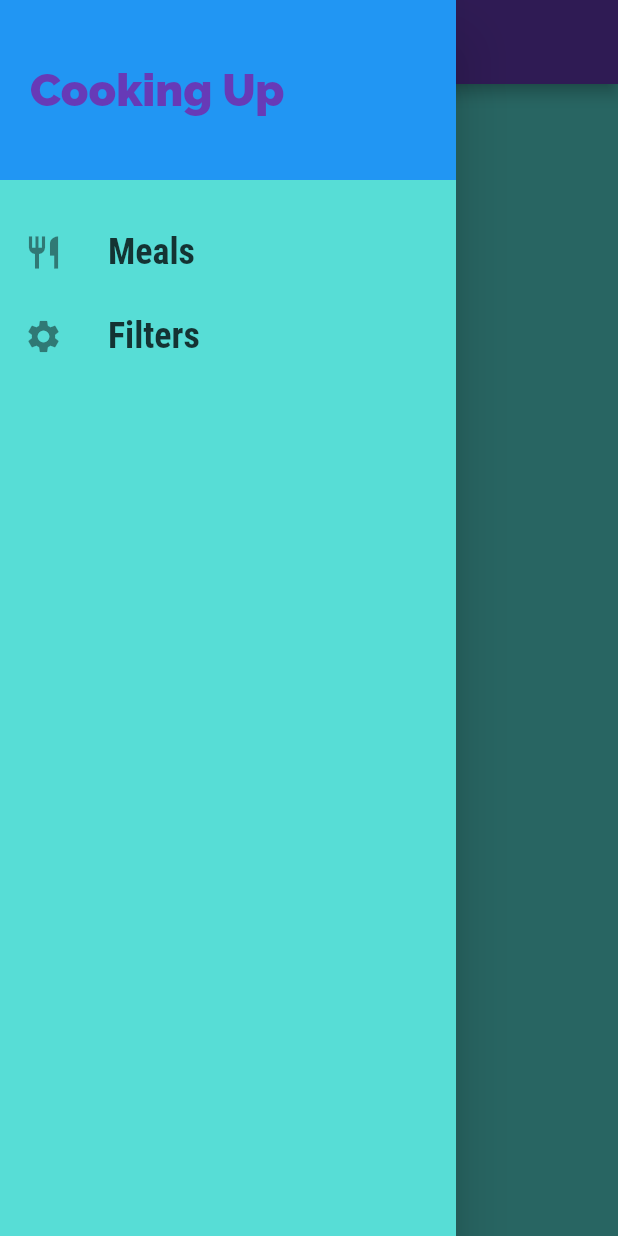
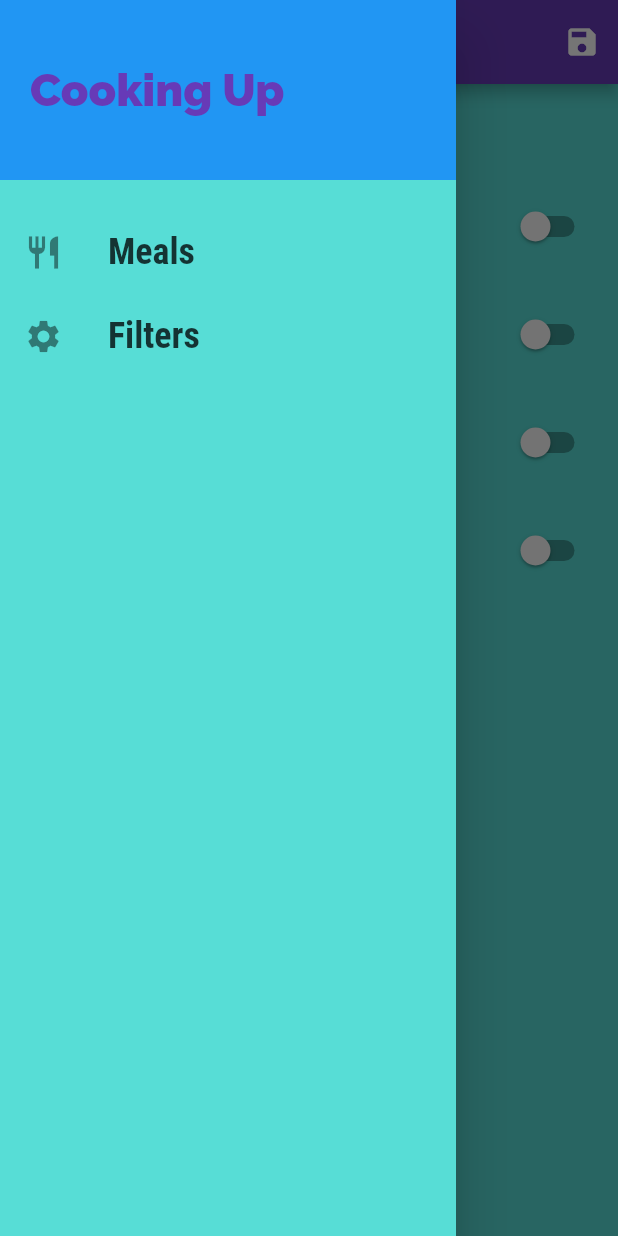
Before and after one commit to Bhautik-Bhalala/MEALS_APP, a Flutter app: the Filterss screen opened by its route, with the side drawer open, on a phone screen of 412 x 824 dp. Run offline on Flutter 3.47's test engine with Material 2 defaults, Android fonts, the phone set to English and light mode, and no system bars.

```diff
--- a/lib/Drawer.dart
+++ b/lib/Drawer.dart
@@ -1,9 +1,10 @@
 import 'package:flutter/material.dart';
+import 'package:meals_app/filters.dart';
 
 class Drawer1 extends StatelessWidget {
   const Drawer1({Key? key}) : super(key: key);
 
-  Widget buildTile(String title , IconData icon , String nav , BuildContext context){
+  Widget buildTile(String title , IconData icon , void Function() tapHandler){
     return  ListTile(
       leading: Icon(
         icon,
@@ -16,15 +17,15 @@ class Drawer1 extends StatelessWidget {
           fontWeight: FontWeight.bold,
         ),
       ),
-      onTap: (){
-        Navigator.of(context).pushReplacementNamed(nav);
-      },
+      onTap: tapHandler,
+        // Navigator.of(context).pushReplacementNamed(nav);
     );
   }
 
   @override
   Widget build(BuildContext context) {
-    return Column(
+    return Drawer(
+      child: Column(
         children: <Widget>[
           Container(
             height: 120,
@@ -44,9 +45,13 @@ class Drawer1 extends StatelessWidget {
           SizedBox(
             height: 20,
           ),
-        buildTile('Meals', Icons.restaurant ,'/',context),
-        buildTile('Filters', Icons.settings,'/filters',context)
+          buildTile('Meals', Icons.restaurant ,() {
+      Navigator.of(context).pushReplacementNamed('/');}),
+          buildTile('Filters', Icons.settings, () {
+            Navigator.of(context).pushReplacementNamed(Filterss.routeName);
+          })
         ],
+      ),
     );
   }
 }
--- a/lib/MealItem.dart
+++ b/lib/MealItem.dart
@@ -9,7 +9,7 @@ class MmealItem extends StatelessWidget {
   final int duration;
   final Affordability affordability;
   final Complexity complexity;
-  final Function removeitem;
+  // final Function removeitem;
 
   MmealItem(
       this.id,
@@ -18,7 +18,7 @@ class MmealItem extends StatelessWidget {
       this.duration,
       this.affordability,
       this.complexity,
-      this.removeitem
+      // this.removeitem
       );
 
   String get complexityText {
@@ -57,7 +57,7 @@ class MmealItem extends StatelessWidget {
       MealDetail.routename,
       arguments: id ).then((value) => {
         if (value != null){
-           removeitem(value),
+           // removeitem(value),
         }
     });
   }
--- a/lib/categorymealsscreen.dart
+++ b/lib/categorymealsscreen.dart
@@ -5,6 +5,10 @@ import 'mealmodal.dart';
 
 class CategoryMealsScreen extends StatefulWidget {
   static const routeName = "categories_meals";
+
+  final List<Meal> availableMeals;
+
+  CategoryMealsScreen(this.availableMeals);
 
   @override
   State<CategoryMealsScreen> createState() => _CategoryMealsScreenState();
@@ -29,7 +33,7 @@ class _CategoryMealsScreenState extends State<CategoryMealsScreen> {
       ModalRoute.of(context)?.settings.arguments as Map<String, String>;
       categoryTitle = routeArgs['title']!;
       final categoryId = routeArgs['id'];
-      displayMeals = DUMMY_MEALS.where((meal) {
+      displayMeals = widget.availableMeals.where((meal) {
         return meal.categories.contains(categoryId);
       }).toList();
       _loadedinitialData = true;
@@ -60,7 +64,7 @@ class _CategoryMealsScreenState extends State<CategoryMealsScreen> {
               displayMeals[idx].duration,
               displayMeals[idx].affordability,
               displayMeals[idx].complexity,
-              _removeMeal,
+              // _removeMeal,
             );
           },
           itemCount: displayMeals.length,
--- a/lib/filters.dart
+++ b/lib/filters.dart
@@ -1,21 +1,144 @@
 import 'package:flutter/material.dart';
-import 'package:meals_app/Drawer.dart';
 
-class Filterss extends StatelessWidget {
-  const Filterss({Key? key}) : super(key: key);
+import 'drawer.dart';
 
+class Filterss extends StatefulWidget {
   static const routeName = '/filters';
+
+  final Function saveFilters;
+  final Map<String, bool> currentFilters;
+
+  Filterss(this.currentFilters, this.saveFilters);
+
+  @override
+  _FilterssState createState() => _FilterssState();
+}
+
+class _FilterssState extends State<Filterss> {
+  bool _glutenFree = false;
+  bool _vegetarian = false;
+  bool _vegan = false;
+  bool _lactoseFree = false;
+
+  @override
+  initState() {
+    _glutenFree = widget.currentFilters['gluten']!;
+    _lactoseFree = widget.currentFilters['lactose']!;
+    _vegetarian = widget.currentFilters['vegetarian']!;
+    _vegan = widget.currentFilters['vegan']!;
+    super.initState();
+  }
+
+  Widget _buildSwitchListTile(
+      String title,
+      String description,
+      bool currentValue,
+      Function(bool) updateValue,
+      ) {
+    return SwitchListTile(
+      title: Text(title),
+      value: currentValue,
+      subtitle: Text(
+        description,
+      ),
+      onChanged: updateValue,
+    );
+  }
+
+  void checkupdate(bool? check , cat){
+
+    setState(() {
+      cat = check;
+    });
+  }
+
 
   @override
   Widget build(BuildContext context) {
     return Scaffold(
       appBar: AppBar(
         title: Text('Your Filters'),
+        actions: <Widget>[
+          IconButton(
+            icon: Icon(Icons.save),
+            onPressed: () {
+              final selectedFilters = {
+                'gluten': _glutenFree,
+                'lactose': _lactoseFree,
+                'vegan': _vegan,
+                'vegetarian': _vegetarian,
+              };
+              // widget.saveFilters(selectedFilters);
+            },
+          )
+        ],
       ),
-      drawer: Drawer(
-        child: Drawer1(),
+      drawer: Drawer1(),
+      body: Column(
+        children: <Widget>[
+          Container(
+            padding: EdgeInsets.all(20),
+            child: Text(
+              'Adjust your meal selection.',
+              style: Theme.of(context).textTheme.titleMedium,
+            ),
+          ),
+          Expanded(
+            child: ListView(
+              children: <Widget>[
+                _buildSwitchListTile(
+                  'Gluten-free',
+                  'Only include gluten-free meals.',
+                  _glutenFree,
+                      (newValue) {
+                    setState(
+                          () {
+                        _glutenFree = newValue;
+                      },
+                    );
+                  },
+                ),
+                _buildSwitchListTile(
+                  'Lactose-free',
+                  'Only include lactose-free meals.',
+                  _lactoseFree,
+                      (newValue) {
+                    setState(
+                          () {
+                        _lactoseFree = newValue;
+                      },
+                    );
+                  },
+                ),
+                _buildSwitchListTile(
+                  'Vegetarian',
+                  'Only include vegetarian meals.',
+                  _vegetarian,
+                      (newValue) {
+                    setState(
+                          () {
+                        _vegetarian = newValue;
+                      },
+                    );
+                  },
+                ),
+                _buildSwitchListTile(
+                  'Vegan',
+                  'Only include vegan meals.',
+                  _vegan,
+                      (newValue) {
+                    setState(
+                          () {
+                        _vegan = newValue;
+                      },
+                    );
+                  },
+                )
+              ],
+            ),
+          ),
+        ],
       ),
-      body: Container(),
     );
   }
 }
--- a/lib/main.dart
+++ b/lib/main.dart
@@ -4,13 +4,72 @@ import 'package:meals_app/filters.dart';
 import 'package:meals_app/mesls_details.dart';
 import 'package:meals_app/tabs.dart';
 import 'categorymealsscreen.dart';
+import 'mealmodal.dart';
+import 'dummy.dart';
 
 void main() {
-  runApp(const MyApp());
+  runApp( MyApp());
 }
 
-class MyApp extends StatelessWidget {
-  const MyApp({Key? key}) : super(key: key);
+class MyApp extends StatefulWidget {
+  @override
+  State<MyApp> createState() => _MyAppState();
+}
+
+class _MyAppState extends State<MyApp> {
+  // const MyApp({Key? key}) : super(key: key);
+  Map<String, bool> _filters = {
+    'gluten': false,
+    'lactose': false,
+    'vegan': false,
+    'vegetarian': false,
+  };
+
+  List<Meal> _availableMeals = DUMMY_MEALS;
+
+  List<Meal> _favoriteMeals = [];
+
+  void _setFilters(Map<String, bool> filterData) {
+    setState(() {
+      _filters = filterData;
+
+      _availableMeals = DUMMY_MEALS.where((meal) {
+        if (_filters['gluten']! && !meal.isGlutenFree) {
+          return false;
+        }
+        if (_filters['lactose']! && !meal.isLactoseFree) {
+          return false;
+        }
+        if (_filters['vegan']! && !meal.isVegan) {
+          return false;
+        }
+        if (_filters['vegetarian']! && !meal.isVegetarian) {
+          return false;
+        }
+        return true;
+      }).toList();
+    });
+  }
+
+  void _toggleFavorite(String mealId) {
+    final existingIndex =
+    _favoriteMeals.indexWhere((meal) => meal.id == mealId);
+    if (existingIndex >= 0) {
+      setState(() {
+        _favoriteMeals.removeAt(existingIndex);
+      });
+    } else {
+      setState(() {
+        _favoriteMeals.add(
+          DUMMY_MEALS.firstWhere((meal) => meal.id == mealId),
+        );
+      });
+    }
+  }
+
+  bool _isMealFavorite(String id) {
+    return _favoriteMeals.any((meal) => meal.id == id);
+  }
 
   // This widget is the root of your application.
   @override
@@ -34,10 +93,10 @@ class MyApp extends StatelessWidget {
       // home: Categories(),
       initialRoute: '/',
       routes: {
-        '/' :(ctx)=> Tabs(),
-        CategoryMealsScreen.routeName :(ctx) => CategoryMealsScreen(),
-        MealDetail.routename :(ctx) => MealDetail(),
-        Filterss.routeName : (ctx) => Filterss(),
+        '/' :(ctx)=> Tabs(_favoriteMeals),
+        CategoryMealsScreen.routeName :(ctx) => CategoryMealsScreen(_availableMeals),
+        MealDetail.routename :(ctx) => MealDetail(_toggleFavorite, _isMealFavorite),
+        Filterss.routeName : (ctx) => Filterss(_filters, _setFilters) ,
       },
       onGenerateRoute: (settings){
         print(settings.arguments);
@@ -49,22 +108,3 @@ class MyApp extends StatelessWidget {
     );
   }
 }
-
-class MyHomePage extends StatefulWidget {
-  @override
-  State<MyHomePage> createState() => _MyHomePageState();
-}
-
-class _MyHomePageState extends State<MyHomePage> {
-  @override
-  Widget build(BuildContext context) {
-    return Scaffold(
-      appBar: AppBar(
-        title: Text('DeliMeals'),
-      ),
-      body: Center(
-        child: Text('Navigation Time!'),
-      ),
-    );
-  }
-}
```
Also changed, not shown: lib/fav.dart (+24 -2 lines), lib/mesls_details.dart (+7 -5 lines), lib/tabs.dart (+32 -14 lines). Lines whose indentation alone changed are shown as unchanged.
